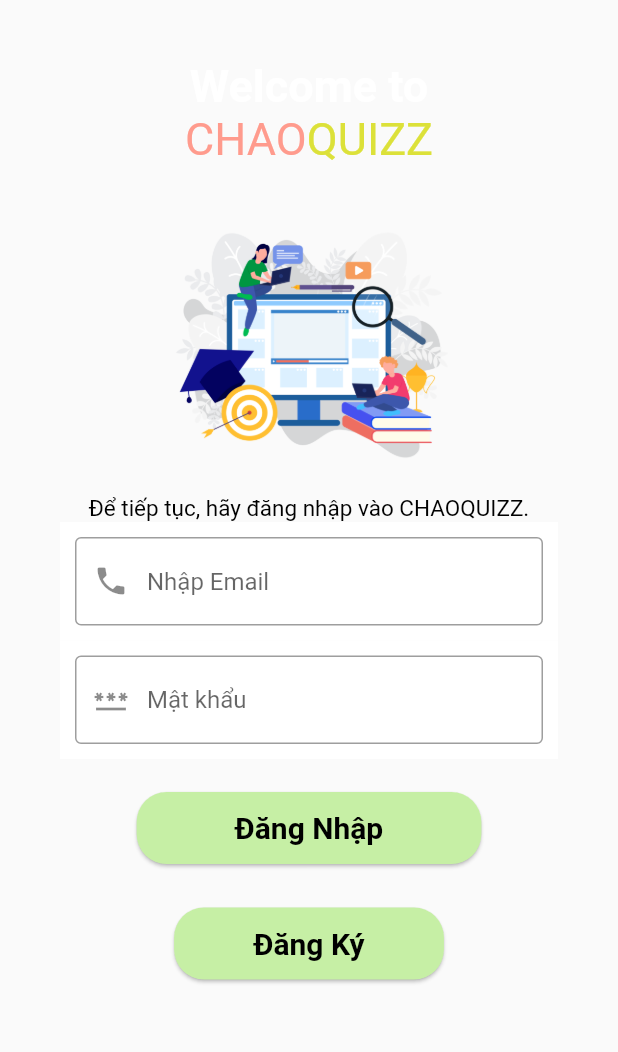
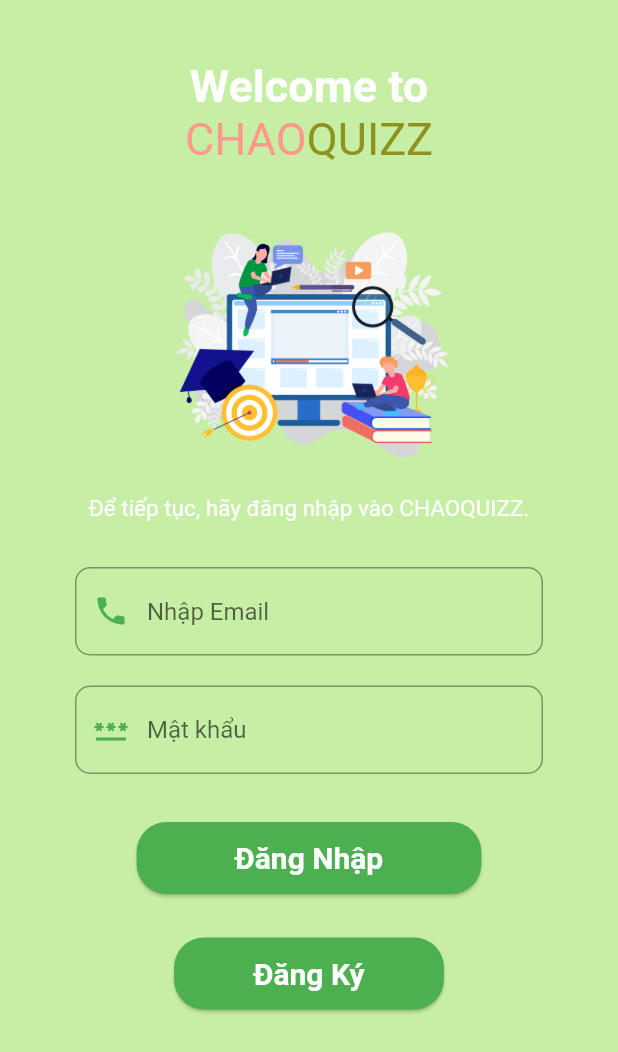
Before and after one commit to Hungho9286/doan, a Flutter app: the screen it shows after launch, on a phone screen of 412 x 824 dp. Shown: the top 1052 px of the screen. Run offline on Flutter 3.47's test engine with Material 2 defaults, Android fonts, the phone set to English and light mode, and no system bars; our stand-ins replace cloud_firestore, firebase_auth, firebase_core, google_sign_in, iconsax, shared_preferences; accounts and stored records are empty.

Commit message:
update last Sang

```diff
--- a/lib/Item_support.dart
+++ b/lib/Item_support.dart
@@ -92,7 +92,7 @@
             mainAxisAlignment: MainAxisAlignment.center,
             children: [
               Container(
-                padding: EdgeInsets.only(top: 40, left: 20, right: 10),
+                padding: EdgeInsets.only(top: 60, left: 20, right: 10),
                 child: Stack(
                   children: [
                     Container(
@@ -120,7 +120,7 @@
 
 
                Container(
-               padding: EdgeInsets.only(top: 40, left: 20, right: 10),
+               padding: EdgeInsets.only(top: 60, left: 20, right: 10),
                 child: Stack(
                   children: [
                     Container(
--- a/lib/Login.dart
+++ b/lib/Login.dart
@@ -1,4 +1,3 @@
-
 import 'package:doan/signup.dart';
 import 'package:flutter/material.dart';
 import 'Serverlogin.dart';
@@ -25,8 +24,11 @@
     Services service = Services();
 
     return Scaffold(
-        body: SingleChildScrollView(child: SingleChildScrollView(
-
+        body: SingleChildScrollView(
+            child: SingleChildScrollView(
+                child: Container(
+      color: Color.fromARGB(255, 198, 239, 165),
+      height: 1000,
       child: Column(children: [
         Container(
           alignment: Alignment.center,
@@ -57,7 +59,7 @@
                   Text(
                     "QUIZZ",
                     style: TextStyle(
-                      color: Color.fromARGB(255, 220, 225, 57),
+                      color: Color.fromARGB(255, 143, 147, 29),
                       fontSize: 30,
                     ),
                   ),
@@ -69,32 +71,38 @@
                     fit: BoxFit.cover, width: 200),
               ),
               Container(
+                  padding: EdgeInsets.only(bottom: 20),
                   child: Center(
                       child: Text("Để tiếp tục, hãy đăng nhập vào CHAOQUIZZ.",
                           style: TextStyle(
-                            color: Color.fromARGB(255, 0, 0, 0),
+                            color: Color.fromARGB(255, 255, 255, 255),
                             fontSize: 15,
                           )))),
               Container(
                 padding: EdgeInsets.all(10),
-                color: Color.fromARGB(255, 255, 255, 255),
                 child: TextField(
                   controller: emailtxt,
                   decoration: const InputDecoration(
-                      border: OutlineInputBorder(),
+                      border: OutlineInputBorder(
+                        borderRadius:
+                            const BorderRadius.all(Radius.circular(10)),
+
+                      ),
                       hintText: 'Nhập Email',
-                      prefixIcon: Icon(Icons.phone)),
+                      prefixIcon: Icon(Icons.phone,color: Colors.green,)),
                 ),
               ),
               Container(
-                color: Color.fromARGB(255, 255, 255, 255),
                 padding: EdgeInsets.all(10),
                 child: TextField(
                   controller: passtxt,
                   decoration: const InputDecoration(
-                      border: OutlineInputBorder(),
+                      border: OutlineInputBorder(
+                        borderRadius:
+                            const BorderRadius.all(Radius.circular(10)),
+                      ),
                       hintText: 'Mật khẩu',
-                      prefixIcon: Icon(Icons.password)),
+                      prefixIcon: Icon(Icons.password,color: Colors.green,)),
                   obscureText: true,
                 ),
               ),
@@ -102,21 +110,22 @@
                   padding: EdgeInsets.only(top: 10),
                   child: TextButton(
                       onPressed: () {
-
-                  if (emailtxt.text.isNotEmpty && passtxt.text.isNotEmpty) {
-                    service.loginUser(emailtxt.text, passtxt.text, context);
+                        if (emailtxt.text.isNotEmpty &&
+                            passtxt.text.isNotEmpty) {
+                          service.loginUser(
+                              emailtxt.text, passtxt.text, context);
                         } else {
                           final snackBar = SnackBar(
-                        content: Text('Tài khoản hoặc mật khẩu không đúng'));
+                              content:
+                                  Text('Tài khoản hoặc mật khẩu không đúng'));
                           ScaffoldMessenger.of(context).showSnackBar(snackBar);
                         }
-
-
                       },
-              child:
-                  Row(mainAxisAlignment: MainAxisAlignment.center, children: [
+                      child: Row(
+                          mainAxisAlignment: MainAxisAlignment.center,
+                          children: [
                             Card(
-              color: Color.fromARGB(255, 198, 239, 165),
+                                color: Colors.green,
                                 shape: RoundedRectangleBorder(
                                     borderRadius: BorderRadius.circular(20)),
                                 child: Center(
@@ -127,24 +136,25 @@
                                       child: Text(
                                         "Đăng Nhập",
                                         style: TextStyle(
-                                color: Color.fromARGB(255, 0, 0, 0),
+                                            color: Color.fromARGB(
+                                                255, 255, 255, 255),
                                             fontSize: 20,
                                             fontWeight: FontWeight.bold),
                                       ),
                                     )))
                           ]))),
-
               Container(
                   padding: EdgeInsets.only(top: 5),
                   child: TextButton(
                       onPressed: () {
-                  Navigator.push(
-                                  context, MaterialPageRoute(builder: (context) => SignUp()));
+                        Navigator.push(context,
+                            MaterialPageRoute(builder: (context) => SignUp()));
                       },
-              child:
-                  Row(mainAxisAlignment: MainAxisAlignment.center, children: [
+                      child: Row(
+                          mainAxisAlignment: MainAxisAlignment.center,
+                          children: [
                             Card(
-                   color: Color.fromARGB(255, 198, 239, 165),
+                                color: Colors.green,
                                 shape: RoundedRectangleBorder(
                                     borderRadius: BorderRadius.circular(20)),
                                 child: Center(
@@ -155,7 +165,8 @@
                                       child: Text(
                                         "Đăng Ký",
                                         style: TextStyle(
-                                color: Color.fromARGB(255, 0, 0, 0),
+                                            color: Color.fromARGB(
+                                                255, 255, 255, 255),
                                             fontSize: 20,
                                             fontWeight: FontWeight.bold),
                                       ),
@@ -165,6 +176,6 @@
           ),
         ),
       ]),
-    )) );
+    ))));
   }
 }
--- a/lib/Shop.dart
+++ b/lib/Shop.dart
@@ -35,7 +35,7 @@
                 mainAxisAlignment: MainAxisAlignment.center,
                 children: [
                   Container(
-                    padding: EdgeInsets.only(top: 20, left: 20, right: 10),
+                    padding: EdgeInsets.only(top: 60, left: 20, right: 10),
                     child: Stack(
                       children: [
                         Container(
@@ -62,7 +62,7 @@
                   ),
 
                   Container(
-                    padding: EdgeInsets.only(top: 20, left: 20, right: 10),
+                    padding: EdgeInsets.only(top: 60, left: 20, right: 10),
                     child: Stack(
                       children: [
                         Container(
--- a/lib/main.dart
+++ b/lib/main.dart
@@ -1,5 +1,6 @@
 
 import 'package:doan/Login.dart';
+import 'package:doan/storage.dart';
 import 'package:firebase_core/firebase_core.dart';
 import 'package:flutter/material.dart';
 
@@ -7,6 +8,7 @@
 Future<void> main(List<String> args) async {
   WidgetsFlutterBinding.ensureInitialized();
   await Firebase.initializeApp();
+
   runApp(App());
 }
 
--- a/lib/profile_user.dart
+++ b/lib/profile_user.dart
@@ -490,8 +490,9 @@
     return Scaffold(
       resizeToAvoidBottomInset: false,
       appBar: AppBar(
-        title: Text('Thông tin cá nhân'),
-      ),
+          title: Text('Thông tin cá nhân'),
+          backgroundColor: Color.fromARGB(255, 184, 255, 97),
+          actions: []),
       body: Center(
         child: Column(
           children: [
--- a/lib/turn.dart
+++ b/lib/turn.dart
@@ -126,7 +126,7 @@
               mainAxisAlignment: MainAxisAlignment.center,
               children: [
                 Container(
-                padding: EdgeInsets.only(top: 20, left: 20, right: 10),
+                  padding: EdgeInsets.only(top: 60, left: 20, right: 10),
                   child: Stack(
                     children: [
                       Container(
@@ -140,7 +140,7 @@
                           height: 20,
                           width: 70,
                           ),
-                        Positioned(right: 55,width: 16 , height: 20,
+                          Positioned(right: 60,width: 16 , height: 20,
                           child:  Image.asset(
                           'images/heart.png',
                           fit: BoxFit.cover,
@@ -154,7 +154,7 @@
 
 
                 Container(
-               padding: EdgeInsets.only(top: 20, left: 20, right: 10),
+                padding: EdgeInsets.only(top: 50, left: 20, right: 10),
                   child: Stack(
                     children: [
                       Container(
```
Also changed, not shown: lib/Begin.dart (+10 -12 lines), lib/Serverlogin.dart (+5 -5 lines), lib/inventories_user.dart (deleted, +0 -25 lines), lib/item.dart (added, +16 -0 lines), lib/side_menu.dart (+20 -2 lines), lib/signup.dart (+46 -11 lines), lib/storage.dart (added, +67 -0 lines). Lines whose indentation alone changed are shown as unchanged.
